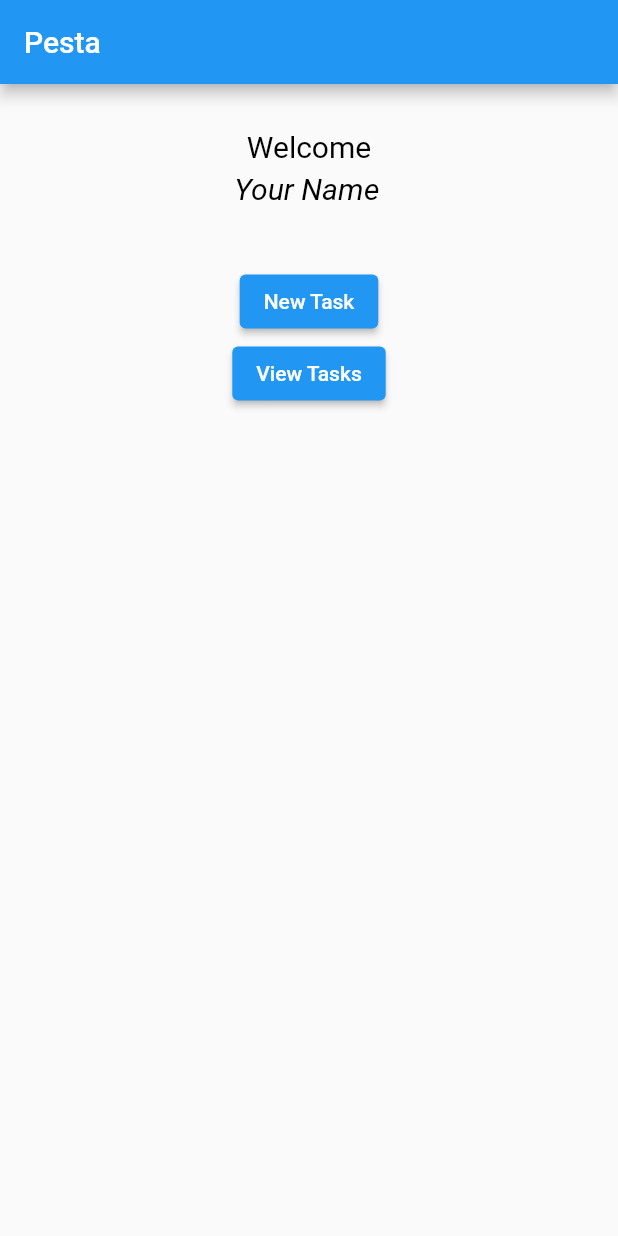
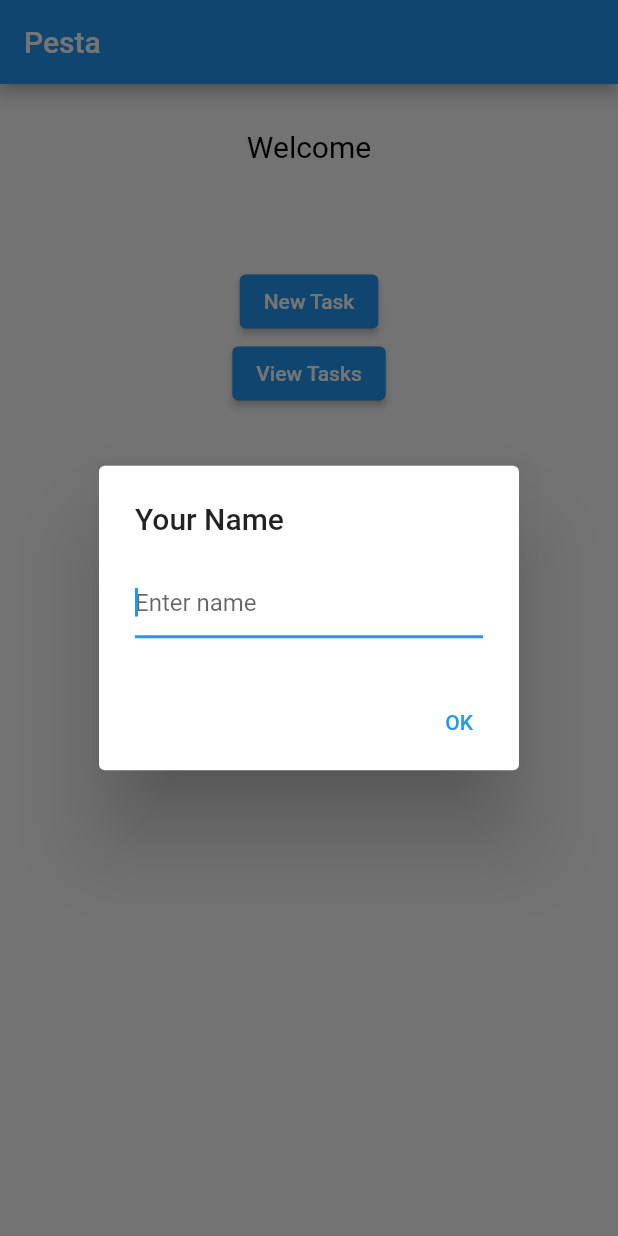
Before and after one commit to Lewington-pitsos/pesta, a Flutter app: the screen it shows after launch, on a phone screen of 412 x 824 dp. Run offline on Flutter 3.47's test engine with Material 2 defaults, Android fonts, the phone set to English and light mode, and no system bars; our stand-ins replace contacts_service, diacritic, flutter_form_builder, flutter_local_notifications, permission_handler and 2 more; missing offline and left inert: background_sms, dart:ffi, flutter_sms_inbox, fluttercontactpicker, workmanager; accounts and stored records are empty.

Commit message:
improve display

```diff
--- a/lib/main.dart
+++ b/lib/main.dart
@@ -104,8 +104,9 @@ class WelcomeScreen extends StatefulWidget {
 }
 
 class WelcomeScreenState extends State<WelcomeScreen> {
-  String name = "Your Name";
+  String name = "";
   late SharedPreferences data;
+  late TextEditingController txtCtrl;
 
   Future _loadName() async {
     data = await SharedPreferences.getInstance();
@@ -121,14 +122,52 @@ class WelcomeScreenState extends State<WelcomeScreen> {
     }
   }
 
+  promptName(context) async {
+    if (name == "") {
+      final newName = await showDialog<String>(
+          context: context,
+          builder: (context) => AlertDialog(
+                title: const Text("Your Name"),
+                content: TextField(
+                  autofocus: true,
+                  decoration: InputDecoration(hintText: "Enter name"),
+                  controller: txtCtrl,
+                ),
+                actions: [
+                  TextButton(
+                      onPressed: () {
+                        Navigator.of(context).pop(txtCtrl.text);
+                      },
+                      child: const Text("OK"))
+                ],
+              ));
+
+      print("new name $newName");
+      await data.setString(nameKey, newName ?? "");
+      setState(() {
+        name = newName ?? "";
+      });
+    }
+  }
+
   @override
   void initState() {
     _loadName();
+
     super.initState();
+    txtCtrl = TextEditingController();
+  }
+
+  @override
+  void dispose() {
+    txtCtrl.dispose();
+    super.dispose();
   }
 
   @override
   Widget build(BuildContext context) {
+    Future.delayed(Duration.zero, () => promptName(context));
+
     return Column(
       children: [
         const SizedBox(height: 30),
@@ -357,8 +396,9 @@ class _PestaFormState extends State<PestaForm> {
 
   @override
   Widget build(BuildContext context) {
-    return Center(
-        child: FormBuilder(
+    return SingleChildScrollView(
+        child: Center(
+            child: FormBuilder(
       key: _formKey,
       onChanged: () {
         _formKey.currentState?.save();
@@ -569,7 +609,7 @@ class _PestaFormState extends State<PestaForm> {
               child: const Text("Submit"))
         ],
       ),
-    ));
+    )));
   }
 }
 
@@ -595,6 +635,7 @@ class TaskList extends StatefulWidget {
 
 class _TaskListState extends State<TaskList> {
   Database? db;
+  late Timer _everySecond;
 
   _initializeDB() async {
     if (db != null) return;
@@ -613,6 +654,14 @@ class _TaskListState extends State<TaskList> {
   @override
   void initState() {
     super.initState();
+
+    _everySecond = Timer.periodic(const Duration(seconds: 3), (Timer t) {
+      if (mounted) {
+        setState(() {});
+      } else {
+        t.cancel();
+      }
+    });
   }
 
   @override
@@ -657,7 +706,11 @@ class _TaskListState extends State<TaskList> {
                     print("this is the task: $task, ${task.id}");
 
                     return ListTile(
-                        leading: leading,
+                        leading: Column(
+                          mainAxisAlignment: MainAxisAlignment.center,
+                          crossAxisAlignment: CrossAxisAlignment.center,
+                          children: [leading],
+                        ),
                         title: Row(
                           children: [
                             Expanded(
```
